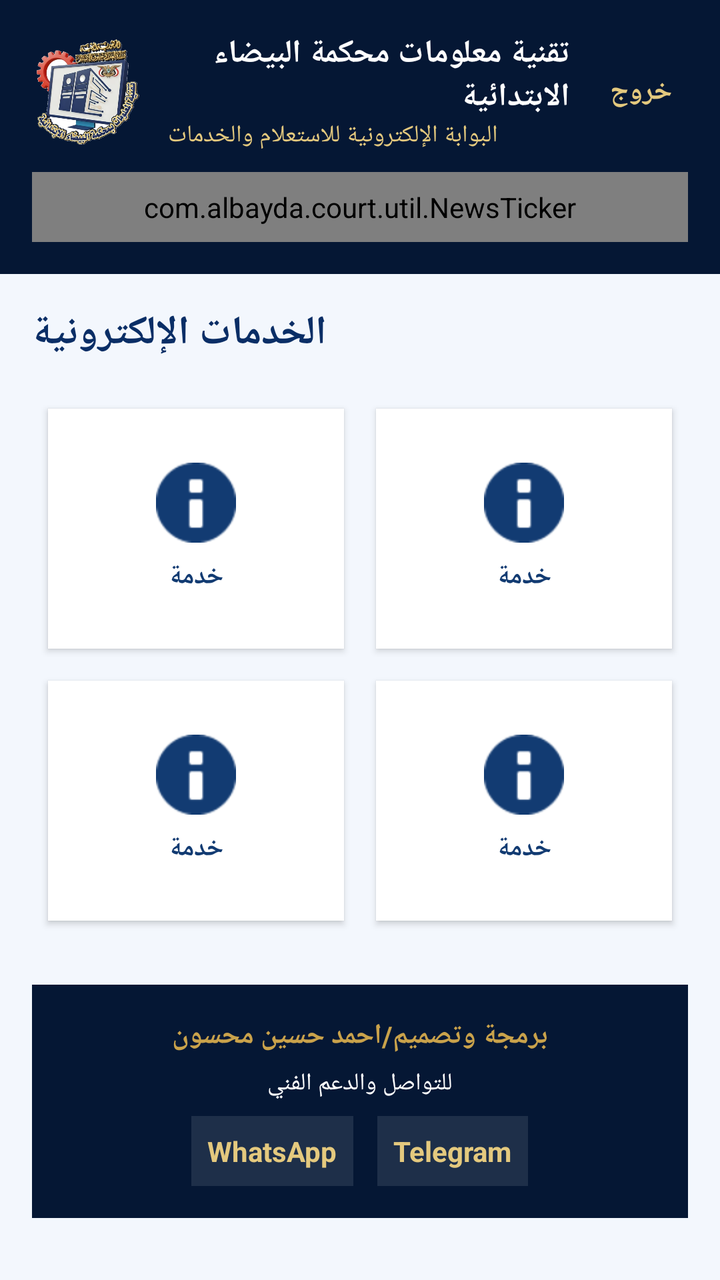
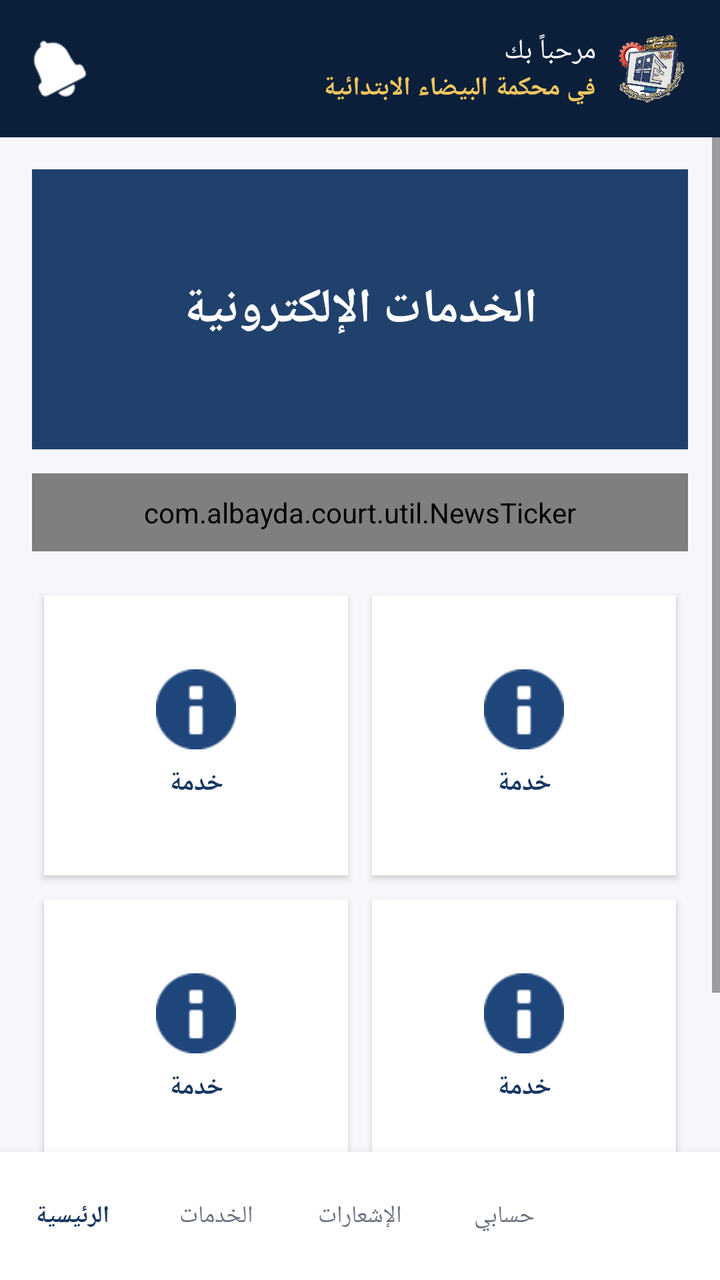

Screens rendered from an Android XML layout before and after an edit, with the pre-edit source and the edit as a unified diff.
<!-- AndroidManifest.xml: application theme Theme.Albayda -->
<!-- res/layout/activity_main.xml -->
<?xml version="1.0" encoding="utf-8"?>
<LinearLayout xmlns:android="http://schemas.android.com/apk/res/android"
    android:layout_width="match_parent"
    android:layout_height="match_parent"
    android:orientation="vertical"
    android:background="@color/bg_light">

    <LinearLayout
        android:layout_width="match_parent"
        android:layout_height="wrap_content"
        android:orientation="vertical"
        android:background="@color/navy_900"
        android:padding="16dp"
        android:fitsSystemWindows="true">

        <LinearLayout
            android:layout_width="match_parent"
            android:layout_height="wrap_content"
            android:orientation="horizontal"
            android:gravity="center_vertical">

            <ImageView
                android:layout_width="56dp"
                android:layout_height="56dp"
                android:src="@drawable/logo_court"
                android:contentDescription="الشعار" />

            <LinearLayout
                android:layout_width="0dp"
                android:layout_height="wrap_content"
                android:layout_weight="1"
                android:orientation="vertical"
                android:paddingStart="12dp"
                android:paddingEnd="12dp">
                <TextView
                    android:layout_width="wrap_content"
                    android:layout_height="wrap_content"
                    android:text="تقنية معلومات محكمة البيضاء الابتدائية"
                    android:textColor="@color/white"
                    android:textSize="16sp"
                    android:textStyle="bold" />
                <TextView
                    android:layout_width="wrap_content"
                    android:layout_height="wrap_content"
                    android:text="البوابة الإلكترونية للاستعلام والخدمات"
                    android:textColor="@color/gold_light"
                    android:textSize="12sp" />
            </LinearLayout>

            <TextView
                android:id="@+id/tvAdmin"
                android:layout_width="wrap_content"
                android:layout_height="wrap_content"
                android:text="الإدارة"
                android:textColor="@color/gold_light"
                android:textStyle="bold"
                android:padding="8dp"
                android:visibility="gone" />

            <TextView
                android:id="@+id/tvLogout"
                android:layout_width="wrap_content"
                android:layout_height="wrap_content"
                android:text="خروج"
                android:textColor="@color/gold_light"
                android:textStyle="bold"
                android:padding="8dp" />
        </LinearLayout>

        <com.albayda.court.util.NewsTicker
            android:id="@+id/newsTicker"
            android:layout_width="match_parent"
            android:layout_height="wrap_content"
            android:layout_marginTop="10dp"
            android:padding="8dp"
            android:background="#0D2B5C"
            android:textColor="@color/gold_light"
            android:textSize="14sp" />
    </LinearLayout>

    <ScrollView
        android:layout_width="match_parent"
        android:layout_height="0dp"
        android:layout_weight="1"
        android:fillViewport="true">

        <LinearLayout
            android:layout_width="match_parent"
            android:layout_height="wrap_content"
            android:orientation="vertical"
            android:padding="16dp">

            <TextView
                android:layout_width="wrap_content"
                android:layout_height="wrap_content"
                android:text="الخدمات الإلكترونية"
                android:textColor="@color/navy_700"
                android:textSize="20sp"
                android:textStyle="bold"
                android:layout_marginBottom="16dp" />

            <GridLayout
                android:layout_width="match_parent"
                android:layout_height="wrap_content"
                android:columnCount="2">

                <include android:id="@+id/cardCase" layout="@layout/card_service" android:layout_width="0dp" android:layout_height="120dp" android:layout_columnWeight="1" android:layout_margin="8dp" />
                <include android:id="@+id/cardAttendance" layout="@layout/card_service" android:layout_width="0dp" android:layout_height="120dp" android:layout_columnWeight="1" android:layout_margin="8dp" />
                <include android:id="@+id/cardSessions" layout="@layout/card_service" android:layout_width="0dp" android:layout_height="120dp" android:layout_columnWeight="1" android:layout_margin="8dp" />
                <include android:id="@+id/cardSupreme" layout="@layout/card_service" android:layout_width="0dp" android:layout_height="120dp" android:layout_columnWeight="1" android:layout_margin="8dp" />
            </GridLayout>

            <LinearLayout
                android:layout_width="match_parent"
                android:layout_height="wrap_content"
                android:orientation="vertical"
                android:gravity="center"
                android:padding="16dp"
                android:layout_marginTop="24dp"
                android:background="@color/navy_900">

                <TextView
                    android:layout_width="wrap_content"
                    android:layout_height="wrap_content"
                    android:textColor="@color/gold"
                    android:textStyle="bold"
                    android:textSize="14sp"
                    android:text="برمجة وتصميم/احمد حسين محسون" />

                <TextView
                    android:layout_width="wrap_content"
                    android:layout_height="wrap_content"
                    android:textColor="@color/white"
                    android:textSize="12sp"
                    android:text="للتواصل والدعم الفني"
                    android:layout_marginTop="6dp" />

                <LinearLayout
                    android:layout_width="wrap_content"
                    android:layout_height="wrap_content"
                    android:orientation="horizontal"
                    android:layout_marginTop="8dp">
                    <TextView
                        android:id="@+id/tvWhatsapp"
                        android:layout_width="wrap_content"
                        android:layout_height="wrap_content"
                        android:text="WhatsApp"
                        android:textColor="@color/gold_light"
                        android:textStyle="bold"
                        android:padding="8dp"
                        android:background="#1AFFFFFF" />
                    <TextView
                        android:id="@+id/tvTelegram"
                        android:layout_width="wrap_content"
                        android:layout_height="wrap_content"
                        android:text="Telegram"
                        android:textColor="@color/gold_light"
                        android:textStyle="bold"
                        android:padding="8dp"
                        android:layout_marginStart="12dp"
                        android:background="#1AFFFFFF" />
                </LinearLayout>
            </LinearLayout>
        </LinearLayout>
    </ScrollView>
</LinearLayout>
<!-- res/layout/card_service.xml (included above) -->
<?xml version="1.0" encoding="utf-8"?>
<LinearLayout xmlns:android="http://schemas.android.com/apk/res/android"
    android:layout_width="match_parent"
    android:layout_height="match_parent"
    android:orientation="vertical"
    android:gravity="center"
    android:padding="12dp"
    android:background="@color/white"
    android:elevation="2dp"
    android:clickable="true"
    android:focusable="true"
    android:foreground="?attr/selectableItemBackground">

    <ImageView
        android:id="@+id/ivIcon"
        android:layout_width="40dp"
        android:layout_height="40dp"
        android:src="@android:drawable/ic_dialog_info"
        android:tint="@color/navy_600" />

    <TextView
        android:id="@+id/tvTitle"
        android:layout_width="wrap_content"
        android:layout_height="wrap_content"
        android:layout_marginTop="8dp"
        android:textColor="@color/text_blue"
        android:textSize="13sp"
        android:textStyle="bold"
        android:gravity="center"
        android:text="خدمة" />
</LinearLayout>
<!-- resources referenced by this layout -->
<resources>
  <color name="bg_light">#F3F7FD</color>
  <color name="gold">#C9A24B</color>
  <color name="gold_light">#E4C97E</color>
  <color name="navy_600">#123B72</color>
  <color name="navy_700">#0A2E66</color>
  <color name="navy_900">#051734</color>
  <color name="text_blue">#123B72</color>
  <color name="white">#FFFFFF</color>
  <!-- drawable logo_court: png bitmap (drawable, 334683 bytes) -->
  <style name="Theme.Albayda" parent="Theme.Material3.Light.NoActionBar">
          <item name="colorPrimary">@color/navy_700</item>
          <item name="colorSecondary">@color/gold</item>
          <item name="android:statusBarColor">@color/navy_900</item>
          <item name="android:navigationBarColor">@color/navy_900</item>
      </style>
</resources>

<!-- the commit's change to res/layout/activity_main.xml (unified diff, before → after) -->
@@ -1,84 +1,64 @@
 <?xml version="1.0" encoding="utf-8"?>
 <LinearLayout xmlns:android="http://schemas.android.com/apk/res/android"
+    xmlns:app="http://schemas.android.com/apk/res-auto"
     android:layout_width="match_parent"
     android:layout_height="match_parent"
     android:orientation="vertical"
     android:background="@color/bg_light">
 
+    
     <LinearLayout
         android:layout_width="match_parent"
         android:layout_height="wrap_content"
-        android:orientation="vertical"
+        android:orientation="horizontal"
         android:background="@color/navy_900"
         android:padding="16dp"
+        android:gravity="center_vertical"
         android:fitsSystemWindows="true">
 
+        <ImageView
+            android:id="@+id/ivBell"
+            android:layout_width="28dp"
+            android:layout_height="28dp"
+            android:src="@android:drawable/ic_popup_reminder"
+            app:tint="@color/white"
+            android:contentDescription="الإشعارات" />
+
+        <View
+            android:layout_width="0dp"
+            android:layout_height="0dp"
+            android:layout_weight="1" />
+
         <LinearLayout
-            android:layout_width="match_parent"
+            android:layout_width="wrap_content"
             android:layout_height="wrap_content"
-            android:orientation="horizontal"
-            android:gravity="center_vertical">
-
-            <ImageView
-                android:layout_width="56dp"
-                android:layout_height="56dp"
-                android:src="@drawable/logo_court"
-                android:contentDescription="الشعار" />
-
-            <LinearLayout
-                android:layout_width="0dp"
-                android:layout_height="wrap_content"
-                android:layout_weight="1"
-                android:orientation="vertical"
-                android:paddingStart="12dp"
-                android:paddingEnd="12dp">
-                <TextView
-                    android:layout_width="wrap_content"
-                    android:layout_height="wrap_content"
-                    android:text="تقنية معلومات محكمة البيضاء الابتدائية"
-                    android:textColor="@color/white"
-                    android:textSize="16sp"
-                    android:textStyle="bold" />
-                <TextView
-                    android:layout_width="wrap_content"
-                    android:layout_height="wrap_content"
-                    android:text="البوابة الإلكترونية للاستعلام والخدمات"
-                    android:textColor="@color/gold_light"
-                    android:textSize="12sp" />
-            </LinearLayout>
-
+            android:orientation="vertical"
+            android:gravity="end">
             <TextView
-                android:id="@+id/tvAdmin"
                 android:layout_width="wrap_content"
                 android:layout_height="wrap_content"
-                android:text="الإدارة"
-                android:textColor="@color/gold_light"
-                android:textStyle="bold"
-                android:padding="8dp"
-                android:visibility="gone" />
-
+                android:text="مرحباً بك"
+                android:textColor="@color/white"
+                android:textSize="14sp" />
             <TextView
-                android:id="@+id/tvLogout"
                 android:layout_width="wrap_content"
                 android:layout_height="wrap_content"
-                android:text="خروج"
+                android:text="في محكمة البيضاء الابتدائية"
                 android:textColor="@color/gold_light"
-                android:textStyle="bold"
-                android:padding="8dp" />
+                android:textSize="13sp"
+                android:textStyle="bold" />
         </LinearLayout>
 
-        <com.albayda.court.util.NewsTicker
-            android:id="@+id/newsTicker"
-            android:layout_width="match_parent"
-            android:layout_height="wrap_content"
-            android:layout_marginTop="10dp"
-            android:padding="8dp"
-            android:background="#0D2B5C"
-            android:textColor="@color/gold_light"
-            android:textSize="14sp" />
+        <ImageView
+            android:layout_width="36dp"
+            android:layout_height="36dp"
+            android:layout_marginStart="10dp"
+            android:src="@drawable/logo_court"
+            android:contentDescription="الملف" />
     </LinearLayout>
 
     <ScrollView
+        android:id="@+id/mainScroll"
         android:layout_width="match_parent"
         android:layout_height="0dp"
         android:layout_weight="1"
@@ -90,79 +70,92 @@
             android:orientation="vertical"
             android:padding="16dp">
 
-            <TextView
-                android:layout_width="wrap_content"
-                android:layout_height="wrap_content"
-                android:text="الخدمات الإلكترونية"
-                android:textColor="@color/navy_700"
-                android:textSize="20sp"
-                android:textStyle="bold"
-                android:layout_marginBottom="16dp" />
+            
+            <FrameLayout
+                android:layout_width="match_parent"
+                android:layout_height="140dp"
+                android:background="@color/navy_700"
+                android:foregroundGravity="center">
+                <TextView
+                    android:layout_width="match_parent"
+                    android:layout_height="match_parent"
+                    android:gravity="center"
+                    android:text="الخدمات الإلكترونية"
+                    android:textColor="@color/white"
+                    android:textSize="24sp"
+                    android:textStyle="bold"
+                    android:background="#334A6FA5" />
+            </FrameLayout>
 
-            <GridLayout
+            
+            <com.albayda.court.util.NewsTicker
+                android:id="@+id/newsTicker"
                 android:layout_width="match_parent"
                 android:layout_height="wrap_content"
+                android:layout_marginTop="12dp"
+                android:padding="10dp"
+                android:background="@color/navy_800"
+                android:textColor="@color/gold_light"
+                android:textSize="14sp" />
+
+            
+            <GridLayout
+                android:id="@+id/servicesGrid"
+                android:layout_width="match_parent"
+                android:layout_height="wrap_content"
+                android:layout_marginTop="16dp"
                 android:columnCount="2">
 
-                <include android:id="@+id/cardCase" layout="@layout/card_service" android:layout_width="0dp" android:layout_height="120dp" android:layout_columnWeight="1" android:layout_margin="8dp" />
-                <include android:id="@+id/cardAttendance" layout="@layout/card_service" android:layout_width="0dp" android:layout_height="120dp" android:layout_columnWeight="1" android:layout_margin="8dp" />
-                <include android:id="@+id/cardSessions" layout="@layout/card_service" android:layout_width="0dp" android:layout_height="120dp" android:layout_columnWeight="1" android:layout_margin="8dp" />
-                <include android:id="@+id/cardSupreme" layout="@layout/card_service" android:layout_width="0dp" android:layout_height="120dp" android:layout_columnWeight="1" android:layout_margin="8dp" />
+                <include android:id="@+id/cardSessions" layout="@layout/card_service" android:layout_width="0dp" android:layout_height="140dp" android:layout_columnWeight="1" android:layout_margin="6dp" />
+                <include android:id="@+id/cardCase" layout="@layout/card_service" android:layout_width="0dp" android:layout_height="140dp" android:layout_columnWeight="1" android:layout_margin="6dp" />
+                <include android:id="@+id/cardSupreme" layout="@layout/card_service" android:layout_width="0dp" android:layout_height="140dp" android:layout_columnWeight="1" android:layout_margin="6dp" />
+                <include android:id="@+id/cardAttendance" layout="@layout/card_service" android:layout_width="0dp" android:layout_height="140dp" android:layout_columnWeight="1" android:layout_margin="6dp" />
             </GridLayout>
 
+            
             <LinearLayout
                 android:layout_width="match_parent"
                 android:layout_height="wrap_content"
-                android:orientation="vertical"
+                android:orientation="horizontal"
                 android:gravity="center"
-                android:padding="16dp"
-                android:layout_marginTop="24dp"
-                android:background="@color/navy_900">
-
+                android:layout_marginTop="20dp">
                 <TextView
+                    android:id="@+id/tvWhatsapp"
                     android:layout_width="wrap_content"
                     android:layout_height="wrap_content"
-                    android:textColor="@color/gold"
+                    android:text="واتساب"
+                    android:textColor="@color/navy_700"
                     android:textStyle="bold"
-                    android:textSize="14sp"
-                    android:text="برمجة وتصميم/احمد حسين محسون" />
-
+                    android:padding="10dp" />
                 <TextView
+                    android:id="@+id/tvTelegram"
                     android:layout_width="wrap_content"
                     android:layout_height="wrap_content"
-                    android:textColor="@color/white"
-                    android:textSize="12sp"
-                    android:text="للتواصل والدعم الفني"
-                    android:layout_marginTop="6dp" />
-
-                <LinearLayout
-                    android:layout_width="wrap_content"
-                    android:layout_height="wrap_content"
-                    android:orientation="horizontal"
-                    android:layout_marginTop="8dp">
-                    <TextView
-                        android:id="@+id/tvWhatsapp"
-                        android:layout_width="wrap_content"
-                        android:layout_height="wrap_content"
-                        android:text="WhatsApp"
-                        android:textColor="@color/gold_light"
-                        android:textStyle="bold"
-                        android:padding="8dp"
-                        android:background="#1AFFFFFF" />
-                    <TextView
-                        android:id="@+id/tvTelegram"
-                        android:layout_width="wrap_content"
-                        android:layout_height="wrap_content"
-                        android:text="Telegram"
-                        android:textColor="@color/gold_light"
-                        android:textStyle="bold"
-                        android:padding="8dp"
-                        android:layout_marginStart="12dp"
-                        android:background="#1AFFFFFF" />
-                </LinearLayout>
+                    android:text="تيليجرام"
+                    android:textColor="@color/navy_700"
+                    android:textStyle="bold"
+                    android:padding="10dp"
+                    android:layout_marginStart="16dp" />
             </LinearLayout>
         </LinearLayout>
     </ScrollView>
+
+    
+    <LinearLayout
+        android:id="@+id/bottomNav"
+        android:layout_width="match_parent"
+        android:layout_height="64dp"
+        android:orientation="horizontal"
+        android:background="@color/white"
+        android:elevation="8dp"
+        android:weightSum="5">
+
+        <TextView android:id="@+id/navHome" android:layout_width="0dp" android:layout_height="match_parent" android:layout_weight="1" android:gravity="center" android:text="الرئيسية" android:textColor="@color/navy_700" android:textStyle="bold" android:textSize="12sp" />
+        <TextView android:id="@+id/navServices" android:layout_width="0dp" android:layout_height="match_parent" android:layout_weight="1" android:gravity="center" android:text="الخدمات" android:textColor="@color/text_muted" android:textSize="12sp" />
+        <TextView android:id="@+id/navNotifications" android:layout_width="0dp" android:layout_height="match_parent" android:layout_weight="1" android:gravity="center" android:text="الإشعارات" android:textColor="@color/text_muted" android:textSize="12sp" />
+        <TextView android:id="@+id/navAccount" android:layout_width="0dp" android:layout_height="match_parent" android:layout_weight="1" android:gravity="center" android:text="حسابي" android:textColor="@color/text_muted" android:textSize="12sp" />
+        <TextView android:id="@+id/navAdmin" android:layout_width="0dp" android:layout_height="match_parent" android:layout_weight="1" android:gravity="center" android:text="الإدارة" android:textColor="@color/text_muted" android:textSize="12sp" android:visibility="gone" />
+    </LinearLayout>
 </LinearLayout>
 <!-- res/layout/card_service.xml (included above) -->
 <?xml version="1.0" encoding="utf-8"?>
<!-- resource entries referenced after the edit -->
@@ -1,19 +1,24 @@
 <!-- resources referenced by this layout -->
 <resources>
-  <color name="bg_light">#F3F7FD</color>
-  <color name="gold">#C9A24B</color>
-  <color name="gold_light">#E4C97E</color>
-  <color name="navy_600">#123B72</color>
-  <color name="navy_700">#0A2E66</color>
-  <color name="navy_900">#051734</color>
-  <color name="text_blue">#123B72</color>
+  <color name="bg_light">#F5F7FA</color>
+  <color name="gold_light">#F0C75E</color>
+  <color name="navy_600">#1E467A</color>
+  <color name="navy_700">#16365F</color>
+  <color name="navy_800">#102A4C</color>
+  <color name="navy_900">#0B1F3A</color>
+  <color name="text_blue">#16365F</color>
+  <color name="text_muted">#6B7280</color>
   <color name="white">#FFFFFF</color>
   <!-- drawable logo_court: png bitmap (drawable, 334683 bytes) -->
   <style name="Theme.Albayda" parent="Theme.Material3.Light.NoActionBar">
           <item name="colorPrimary">@color/navy_700</item>
-          <item name="colorSecondary">@color/gold</item>
+          <item name="colorOnPrimary">@color/white</item>
+          <item name="colorSecondary">@color/gold_sand</item>
           <item name="android:statusBarColor">@color/navy_900</item>
-          <item name="android:navigationBarColor">@color/navy_900</item>
+          <item name="android:navigationBarColor">@color/white</item>
+          <item name="android:windowLightNavigationBar">true</item>
+          <item name="android:fontFamily">sans-serif</item>
       </style>
+  <color name="gold_sand">#C8922D</color>
 </resources>
 
